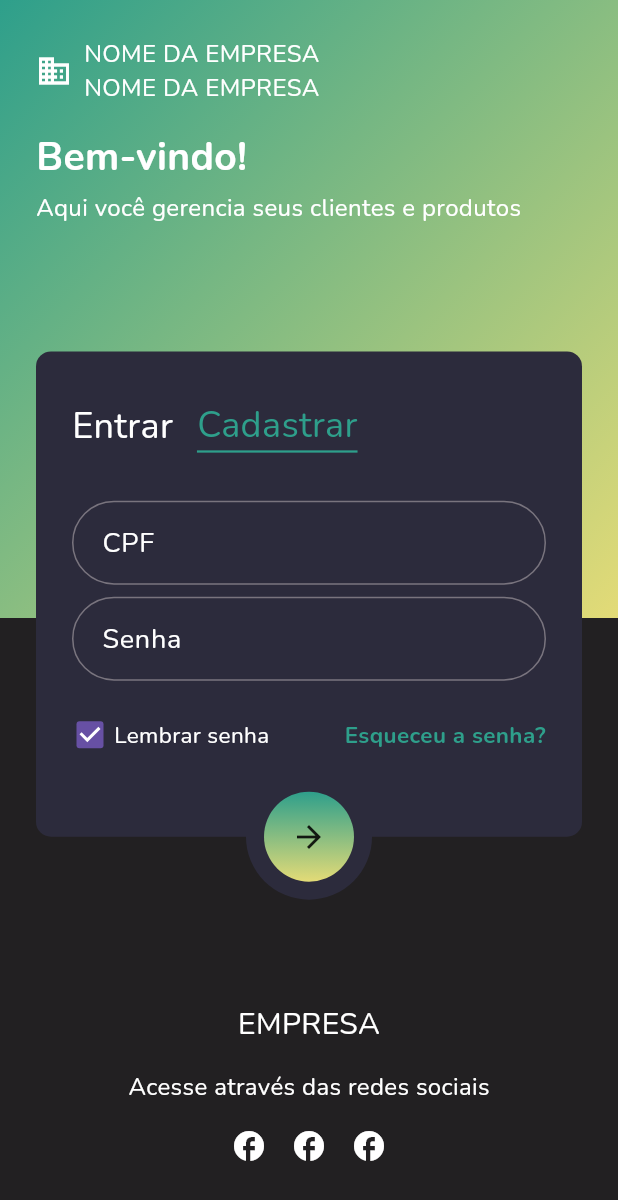
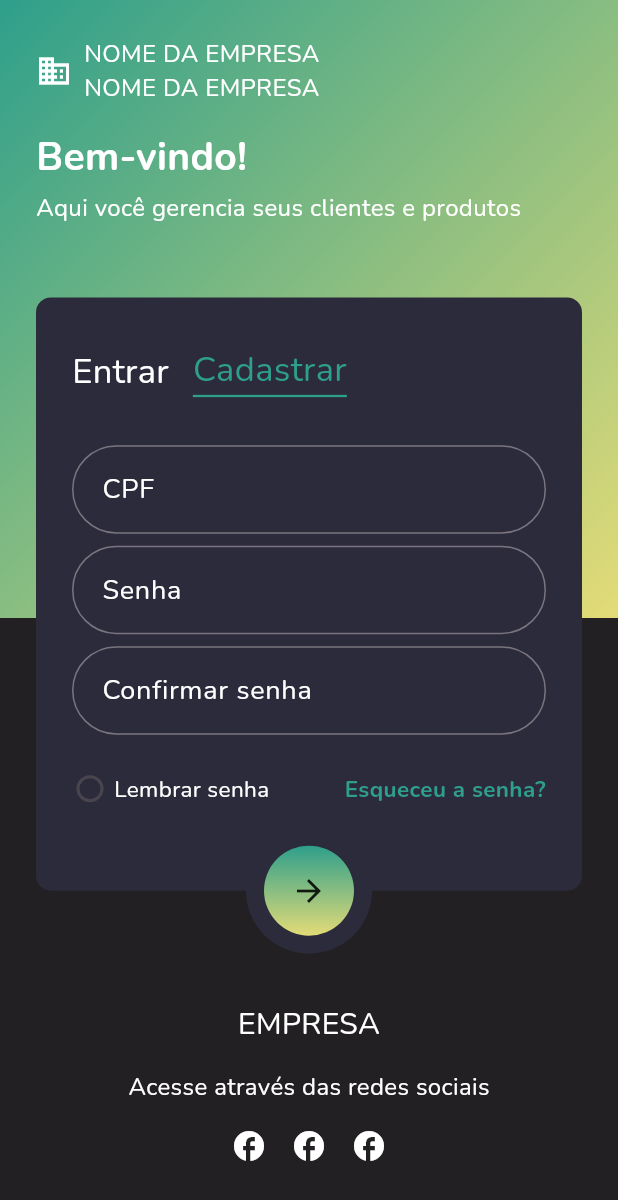
Before and after one commit to diegoferss/desafio-rgr, a Flutter app: the screen it shows after launch, after a tap on "Cadastrar", on a phone screen of 412 x 824 dp. Shown: the top 1200 px of the screen. Run offline on Flutter 3.47's test engine with Material 3 defaults, Android fonts, the phone set to English and light mode, and no system bars; our stand-ins replace dio, firebase_core, flutter_bloc, formz, get_it, go_router and 1 more; accounts and stored records are empty.

Commit message:
[NEW] Add state to manage data input

```diff
--- a/lib/features/login/bloc/login_bloc.dart
+++ b/lib/features/login/bloc/login_bloc.dart
@@ -1,6 +1,8 @@
 import 'dart:async';
 
 import 'package:flutter_bloc/flutter_bloc.dart';
+import 'package:rgr/support/inputs/cpf_input.dart';
+import 'package:rgr/support/inputs/password_input.dart';
 
 part 'login_events.dart';
 part 'login_state.dart';
@@ -8,9 +10,24 @@ part 'login_state.dart';
 class LoginBloc extends Bloc<LoginEvents, LoginState> {
   LoginBloc() : super(LoginState()) {
     on<LoginFormChanged>(_onLoginFormChanged);
+    on<LoginRememberPasswordChanged>(_onLoginRememberPasswordChanged);
+    on<LoginCPFChanged>(_onLoginCPFChanged);
+    on<LoginPasswordChanged>(_onLoginPasswordChanged);
   }
 
   FutureOr<void> _onLoginFormChanged(LoginFormChanged event, Emitter<LoginState> emit) {
     emit(state.copyWith(loginForm: event.loginForm));
   }
+
+  FutureOr<void> _onLoginRememberPasswordChanged(LoginRememberPasswordChanged event, Emitter<LoginState> emit) {
+    emit(state.copyWith(rememberPassword: !state.rememberPassword));
+  }
+
+  FutureOr<void> _onLoginCPFChanged(LoginCPFChanged event, Emitter<LoginState> emit) {
+    emit(state.copyWith(cpf: CPFInput.dirty(value: event.cpf)));
+  }
+
+  FutureOr<void> _onLoginPasswordChanged(LoginPasswordChanged event, Emitter<LoginState> emit) {
+    emit(state.copyWith(password: PasswordInput.dirty(value: event.password)));
+  }
 }
--- a/lib/features/login/bloc/login_events.dart
+++ b/lib/features/login/bloc/login_events.dart
@@ -7,3 +7,17 @@ class LoginFormChanged extends LoginEvents {
 
   LoginFormChanged({required this.loginForm});
 }
+
+class LoginRememberPasswordChanged extends LoginEvents {}
+
+class LoginCPFChanged extends LoginEvents {
+  final String cpf;
+
+  LoginCPFChanged({required this.cpf});
+}
+
+class LoginPasswordChanged extends LoginEvents {
+  final String password;
+
+  LoginPasswordChanged({required this.password});
+}
--- a/lib/features/login/bloc/login_state.dart
+++ b/lib/features/login/bloc/login_state.dart
@@ -4,10 +4,23 @@ enum LoginForm { login, register }
 
 class LoginState {
   final LoginForm loginForm;
+  final bool rememberPassword;
+  final CPFInput cpf;
+  final PasswordInput password;
 
-  LoginState({this.loginForm = LoginForm.login});
+  LoginState({
+    this.loginForm = LoginForm.login,
+    this.rememberPassword = false,
+    this.cpf = const CPFInput.pure(''),
+    this.password = const PasswordInput.pure(''),
+  });
 
-  LoginState copyWith({LoginForm? loginForm}) {
-    return LoginState(loginForm: loginForm ?? this.loginForm);
+  LoginState copyWith({LoginForm? loginForm, bool? rememberPassword, CPFInput? cpf, PasswordInput? password}) {
+    return LoginState(
+      loginForm: loginForm ?? this.loginForm,
+      rememberPassword: rememberPassword ?? this.rememberPassword,
+      cpf: cpf ?? this.cpf,
+      password: password ?? this.password,
+    );
   }
 }
--- /dev/null
+++ b/lib/features/login/components/auth_button.dart
@@ -0,0 +1,30 @@
+import 'package:flutter/material.dart';
+
+import '../../../support/styles/app_colors.dart';
+import '../../../support/styles/app_fonts.dart';
+
+class AuthButton extends StatelessWidget {
+  final String text;
+  final bool isSelected;
+  final VoidCallback onTap;
+
+  const AuthButton({super.key, required this.text, required this.isSelected, required this.onTap});
+
+  @override
+  Widget build(BuildContext context) {
+    return GestureDetector(
+      onTap: onTap,
+      child: IntrinsicWidth(
+        child: Column(
+          children: [
+            Text(text, style: AppFonts.nunito(fontSize: 23, fontColor: isSelected ? AppColors.green : AppColors.white)),
+            Visibility(
+              visible: isSelected,
+              child: Container(height: 1.5, color: isSelected ? AppColors.green : AppColors.white),
+            ),
+          ],
+        ),
+      ),
+    );
+  }
+}
--- a/lib/features/login/login_view.dart
+++ b/lib/features/login/login_view.dart
@@ -5,6 +5,7 @@ import 'package:rgr/support/styles/app_colors.dart';
 import '../../support/services/injector/injector.dart';
 import '../../support/styles/app_fonts.dart';
 import 'bloc/login_bloc.dart';
+import 'components/auth_button.dart';
 
 class LoginView extends StatefulWidget {
   const LoginView({super.key});
@@ -101,70 +102,27 @@ class _LoginViewState extends State<LoginView> {
                                           children: [
                                             Row(
                                               children: [
-                                                GestureDetector(
+                                                AuthButton(
+                                                  text: 'Entrar',
+                                                  isSelected: state.loginForm == LoginForm.login,
                                                   onTap: () {
                                                     bloc.add(LoginFormChanged(loginForm: LoginForm.login));
                                                   },
-                                                  child: IntrinsicWidth(
-                                                    child: Column(
-                                                      children: [
-                                                        Text(
-                                                          'Entrar',
-                                                          style: AppFonts.nunito(
-                                                            fontSize: 24,
-                                                            fontColor: state.loginForm == LoginForm.login
-                                                                ? AppColors.green
-                                                                : AppColors.white,
-                                                          ),
-                                                        ),
-                                                        Visibility(
-                                                          visible: state.loginForm == LoginForm.login,
-                                                          child: Container(
-                                                            height: 1.5,
-                                                            color: state.loginForm == LoginForm.login
-                                                                ? AppColors.green
-                                                                : AppColors.white,
-                                                          ),
-                                                        ),
-                                                      ],
-                                                    ),
-                                                  ),
                                                 ),
                                                 SizedBox(width: 16),
-                                                GestureDetector(
+                                                AuthButton(
+                                                  text: 'Cadastrar',
+                                                  isSelected: state.loginForm == LoginForm.register,
                                                   onTap: () {
                                                     bloc.add(LoginFormChanged(loginForm: LoginForm.register));
                                                   },
-                                                  child: IntrinsicWidth(
-                                                    child: Column(
-                                                      children: [
-                                                        Text(
-                                                          'Cadastrar',
-                                                          style: AppFonts.nunito(
-                                                            fontSize: 24,
-                                                            fontColor: state.loginForm == LoginForm.register
-                                                                ? AppColors.green
-                                                                : AppColors.white,
-                                                          ),
-                                                        ),
-                                                        Visibility(
-                                                          visible: state.loginForm == LoginForm.register,
-                                                          child: Container(
-                                                            height: 1.5,
-                                                            color: state.loginForm == LoginForm.register
-                                                                ? AppColors.green
-                                                                : AppColors.white,
-                                                          ),
-                                                        ),
-                                                      ],
-                                                    ),
-                                                  ),
                                                 ),
                                               ],
                                             ),
                                             SizedBox(height: 32),
                                             TextFormField(
                                               obscureText: false,
+                                              style: AppFonts.nunito(fontSize: 18),
                                               decoration: InputDecoration(
                                                 label: Text('CPF', style: AppFonts.nunito(fontSize: 18)),
                                                 contentPadding: EdgeInsets.all(16),
@@ -172,12 +130,17 @@ class _LoginViewState extends State<LoginView> {
                                                   borderRadius: BorderRadius.circular(40),
                                                   borderSide: BorderSide(color: AppColors.white),
                                                 ),
-                                                errorText: null,
+                                                errorText: state.cpf.displayError?.getErrorMessage(),
                                               ),
+                                              onChanged: (value) {
+                                                bloc.add(LoginCPFChanged(cpf: value));
+                                              },
                                             ),
                                             SizedBox(height: 8),
                                             TextFormField(
                                               obscureText: true,
+                                              style: AppFonts.nunito(fontSize: 18),
+
                                               decoration: InputDecoration(
                                                 label: Text('Senha', style: AppFonts.nunito(fontSize: 18)),
                                                 contentPadding: EdgeInsets.all(16),
@@ -185,15 +148,42 @@ class _LoginViewState extends State<LoginView> {
                                                   borderRadius: BorderRadius.circular(40),
                                                   borderSide: BorderSide(color: AppColors.white),
                                                 ),
-                                                errorText: null,
+                                                errorText: state.password.displayError?.getErrorMessage(),
                                               ),
+                                              onChanged: (value) {
+                                                bloc.add(LoginPasswordChanged(password: value));
+                                              },
                                             ),
+                                            if (state.loginForm == LoginForm.register) ...[
+                                              SizedBox(height: 8),
+                                              TextFormField(
+                                                style: AppFonts.nunito(fontSize: 18),
+
+                                                obscureText: true,
+                                                decoration: InputDecoration(
+                                                  label: Text('Confirmar senha', style: AppFonts.nunito(fontSize: 18)),
+                                                  contentPadding: EdgeInsets.all(16),
+                                                  border: OutlineInputBorder(
+                                                    borderRadius: BorderRadius.circular(40),
+                                                    borderSide: BorderSide(color: AppColors.white),
+                                                  ),
+                                                  errorText: null,
+                                                ),
+                                              ),
+                                            ],
                                             SizedBox(height: 24),
                                             Row(
                                               children: [
                                                 SizedBox.square(
                                                   dimension: 24,
-                                                  child: Checkbox(value: true, onChanged: (_) {}),
+                                                  child: Checkbox(
+                                                    shape: CircleBorder(),
+                                                    activeColor: AppColors.green,
+                                                    value: state.rememberPassword,
+                                                    onChanged: (_) {
+                                                      bloc.add(LoginRememberPasswordChanged());
+                                                    },
+                                                  ),
                                                 ),
                                                 SizedBox(width: 4),
                                                 Expanded(
--- /dev/null
+++ b/lib/support/inputs/cpf_input.dart
@@ -0,0 +1,27 @@
+import 'package:formz/formz.dart';
+
+import '../mixins/get_error_message.dart';
+
+enum CPFInputError with GetErrorMessage {
+  empty;
+
+  @override
+  String getErrorMessage() {
+    return switch (this) {
+      empty => 'CPF não pode ser vazio',
+    };
+  }
+}
+
+class CPFInput extends FormzInput<String, CPFInputError> {
+  const CPFInput.pure(super.value) : super.pure();
+
+  const CPFInput.dirty({String value = ''}) : super.dirty(value);
+
+  @override
+  CPFInputError? validator(String value) {
+    if (value.isEmpty) return CPFInputError.empty;
+
+    return null;
+  }
+}
--- /dev/null
+++ b/lib/support/inputs/password_input.dart
@@ -0,0 +1,27 @@
+import 'package:formz/formz.dart';
+
+import '../mixins/get_error_message.dart';
+
+enum PasswordInputError with GetErrorMessage {
+  empty;
+
+  @override
+  String getErrorMessage() {
+    return switch (this) {
+      empty => 'Senha não pode ser vazia',
+    };
+  }
+}
+
+class PasswordInput extends FormzInput<String, PasswordInputError> {
+  const PasswordInput.pure(super.value) : super.pure();
+
+  const PasswordInput.dirty({String value = ''}) : super.dirty(value);
+
+  @override
+  PasswordInputError? validator(String value) {
+    if (value.isEmpty) return PasswordInputError.empty;
+
+    return null;
+  }
+}
--- /dev/null
+++ b/lib/support/mixins/get_error_message.dart
@@ -0,0 +1,3 @@
+mixin GetErrorMessage {
+  String getErrorMessage();
+}
--- a/pubspec.yaml
+++ b/pubspec.yaml
@@ -22,6 +22,7 @@ dependencies:
   firebase_core: ^3.15.1
   go_router: ^16.0.0
   flutter_bloc: ^9.1.1
+  formz: ^0.8.0
 
 dev_dependencies:
   flutter_test:
```
Also changed, not shown: pubspec.lock.
